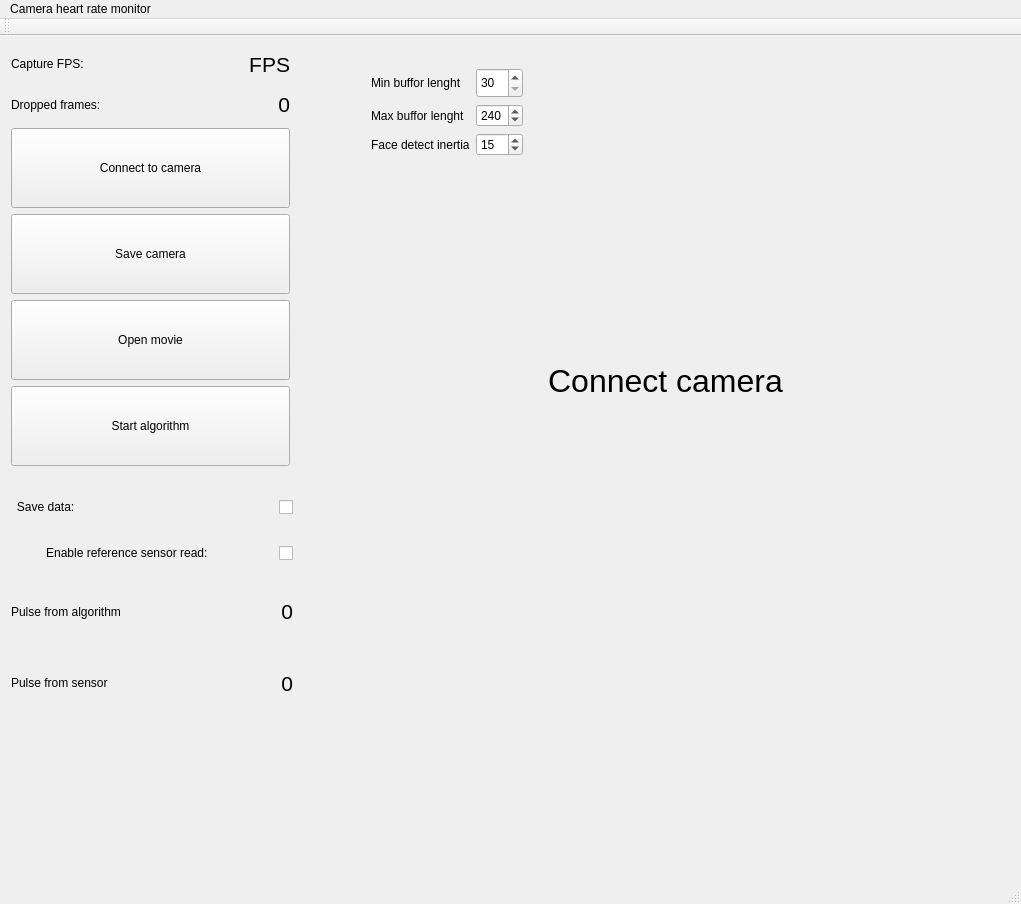
First picture: the form in ui/mainwindow.ui, repository wglowacki/camera_pulse_detector, before the edit.
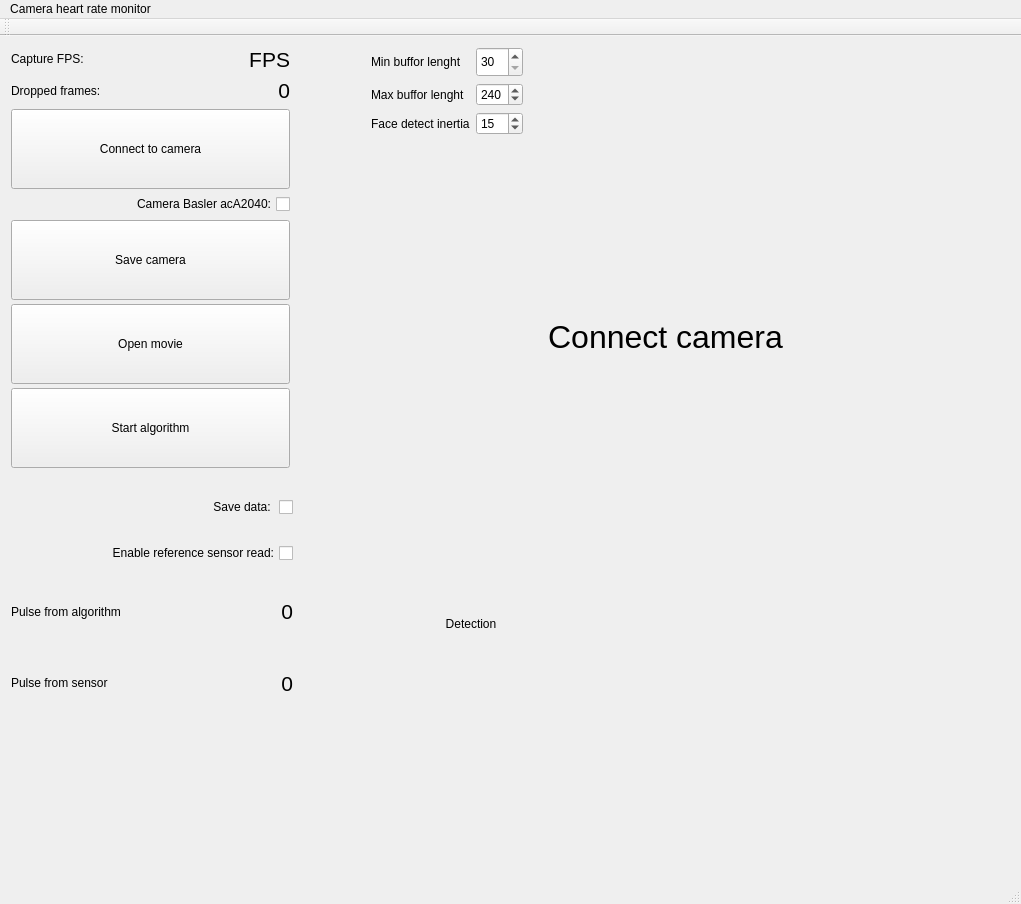
Second picture: the form after the edit.

Commit message: Added bigger forehead and switch cam checkbox

What changed in the file:
```diff
--- a/ui/mainwindow.ui
+++ b/ui/mainwindow.ui
@@ -39,6 +39,52 @@
        </property>
       </widget>
      </item>
+     <item row="0" column="0">
+      <widget class="QLabel" name="fpsTextLabel">
+       <property name="text">
+        <string>&lt;html&gt;&lt;head/&gt;&lt;body&gt;&lt;p&gt;Capture FPS:&lt;/p&gt;&lt;/body&gt;&lt;/html&gt;</string>
+       </property>
+      </widget>
+     </item>
+     <item row="6" column="0" colspan="2">
+      <widget class="QPushButton" name="saveCameraButton">
+       <property name="minimumSize">
+        <size>
+         <width>0</width>
+         <height>80</height>
+        </size>
+       </property>
+       <property name="text">
+        <string>Save camera</string>
+       </property>
+      </widget>
+     </item>
+     <item row="4" column="0" colspan="2">
+      <widget class="QPushButton" name="connectCameraButton">
+       <property name="minimumSize">
+        <size>
+         <width>0</width>
+         <height>80</height>
+        </size>
+       </property>
+       <property name="text">
+        <string>Connect to camera</string>
+       </property>
+      </widget>
+     </item>
+     <item row="8" column="0" colspan="2">
+      <widget class="QPushButton" name="algorithmButton">
+       <property name="minimumSize">
+        <size>
+         <width>0</width>
+         <height>80</height>
+        </size>
+       </property>
+       <property name="text">
+        <string>Start algorithm</string>
+       </property>
+      </widget>
+     </item>
      <item row="0" column="1">
       <widget class="QLabel" name="fpsValueLabel">
        <property name="font">
@@ -62,26 +108,6 @@
       </widget>
      </item>
      <item row="7" column="0" colspan="2">
-      <widget class="QPushButton" name="algorithmButton">
-       <property name="minimumSize">
-        <size>
-         <width>0</width>
-         <height>80</height>
-        </size>
-       </property>
-       <property name="text">
-        <string>Start algorithm</string>
-       </property>
-      </widget>
-     </item>
-     <item row="0" column="0">
-      <widget class="QLabel" name="fpsTextLabel">
-       <property name="text">
-        <string>&lt;html&gt;&lt;head/&gt;&lt;body&gt;&lt;p&gt;Capture FPS:&lt;/p&gt;&lt;/body&gt;&lt;/html&gt;</string>
-       </property>
-      </widget>
-     </item>
-     <item row="6" column="0" colspan="2">
       <widget class="QPushButton" name="openMovieButton">
        <property name="minimumSize">
         <size>
@@ -94,29 +120,13 @@
        </property>
       </widget>
      </item>
-     <item row="4" column="0" colspan="2">
-      <widget class="QPushButton" name="connectCameraButton">
-       <property name="minimumSize">
-        <size>
-         <width>0</width>
-         <height>80</height>
-        </size>
-       </property>
-       <property name="text">
-        <string>Connect to camera</string>
-       </property>
-      </widget>
-     </item>
      <item row="5" column="0" colspan="2">
-      <widget class="QPushButton" name="saveCameraButton">
-       <property name="minimumSize">
-        <size>
-         <width>0</width>
-         <height>80</height>
-        </size>
+      <widget class="QCheckBox" name="readPylonCheckbox">
+       <property name="layoutDirection">
+        <enum>Qt::RightToLeft</enum>
        </property>
        <property name="text">
-        <string>Save camera</string>
+        <string>Camera Basler acA2040:</string>
        </property>
       </widget>
      </item>
@@ -137,6 +147,31 @@
        <property name="bottomMargin">
         <number>2</number>
        </property>
+       <item row="2" column="0">
+        <widget class="QLabel" name="imageDisplay">
+         <property name="sizePolicy">
+          <sizepolicy hsizetype="Expanding" vsizetype="Expanding">
+           <horstretch>0</horstretch>
+           <verstretch>0</verstretch>
+          </sizepolicy>
+         </property>
+         <property name="minimumSize">
+          <size>
+           <width>0</width>
+           <height>378</height>
+          </size>
+         </property>
+         <property name="maximumSize">
+          <size>
+           <width>16777215</width>
+           <height>378</height>
+          </size>
+         </property>
+         <property name="text">
+          <string>&lt;html&gt;&lt;head/&gt;&lt;body&gt;&lt;p align=&quot;center&quot;&gt;&lt;span style=&quot; font-size:24pt;&quot;&gt;Connect camera&lt;/span&gt;&lt;/p&gt;&lt;/body&gt;&lt;/html&gt;</string>
+         </property>
+        </widget>
+       </item>
        <item row="0" column="0">
         <layout class="QGridLayout" name="gridLayout_4">
          <property name="sizeConstraint">
@@ -303,46 +338,57 @@
          </item>
         </layout>
        </item>
-       <item row="2" column="0">
-        <widget class="QLabel" name="imageDisplay">
-         <property name="sizePolicy">
-          <sizepolicy hsizetype="Expanding" vsizetype="Expanding">
-           <horstretch>0</horstretch>
-           <verstretch>0</verstretch>
-          </sizepolicy>
-         </property>
-         <property name="minimumSize">
-          <size>
-           <width>0</width>
-           <height>378</height>
-          </size>
-         </property>
-         <property name="maximumSize">
-          <size>
-           <width>16777215</width>
-           <height>378</height>
-          </size>
-         </property>
-         <property name="text">
-          <string>&lt;html&gt;&lt;head/&gt;&lt;body&gt;&lt;p align=&quot;center&quot;&gt;&lt;span style=&quot; font-size:24pt;&quot;&gt;Connect camera&lt;/span&gt;&lt;/p&gt;&lt;/body&gt;&lt;/html&gt;</string>
-         </property>
-        </widget>
-       </item>
        <item row="3" column="0">
-        <spacer name="verticalSpacer">
-         <property name="orientation">
-          <enum>Qt::Vertical</enum>
-         </property>
-         <property name="sizeType">
-          <enum>QSizePolicy::Fixed</enum>
-         </property>
-         <property name="sizeHint" stdset="0">
-          <size>
-           <width>20</width>
-           <height>120</height>
-          </size>
-         </property>
-        </spacer>
+        <layout class="QHBoxLayout" name="horizontalLayout">
+         <item>
+          <spacer name="horizontalSpacer_8">
+           <property name="orientation">
+            <enum>Qt::Horizontal</enum>
+           </property>
+           <property name="sizeType">
+            <enum>QSizePolicy::Minimum</enum>
+           </property>
+           <property name="sizeHint" stdset="0">
+            <size>
+             <width>40</width>
+             <height>20</height>
+            </size>
+           </property>
+          </spacer>
+         </item>
+         <item>
+          <widget class="QLabel" name="algorithmArea">
+           <property name="minimumSize">
+            <size>
+             <width>200</width>
+             <height>140</height>
+            </size>
+           </property>
+           <property name="layoutDirection">
+            <enum>Qt::LeftToRight</enum>
+           </property>
+           <property name="text">
+            <string>Detection</string>
+           </property>
+           <property name="alignment">
+            <set>Qt::AlignCenter</set>
+           </property>
+          </widget>
+         </item>
+         <item>
+          <spacer name="horizontalSpacer_7">
+           <property name="orientation">
+            <enum>Qt::Horizontal</enum>
+           </property>
+           <property name="sizeHint" stdset="0">
+            <size>
+             <width>40</width>
+             <height>20</height>
+            </size>
+           </property>
+          </spacer>
+         </item>
+        </layout>
        </item>
        <item row="1" column="0">
         <spacer name="verticalSpacer_2">
@@ -355,7 +401,7 @@
          <property name="sizeHint" stdset="0">
           <size>
            <width>10</width>
-           <height>10</height>
+           <height>8</height>
           </size>
          </property>
         </spacer>
@@ -414,7 +460,7 @@
         <enum>Qt::RightToLeft</enum>
        </property>
        <property name="text">
-        <string>Enable reference sensor read:                    </string>
+        <string>Enable reference sensor read:</string>
        </property>
       </widget>
      </item>
@@ -430,7 +476,7 @@
         <enum>Qt::RightToLeft</enum>
        </property>
        <property name="text">
-        <string>Save data:                                                            </string>
+        <string>Save data: </string>
        </property>
       </widget>
      </item>
```
The commit also changes 8 other files.
